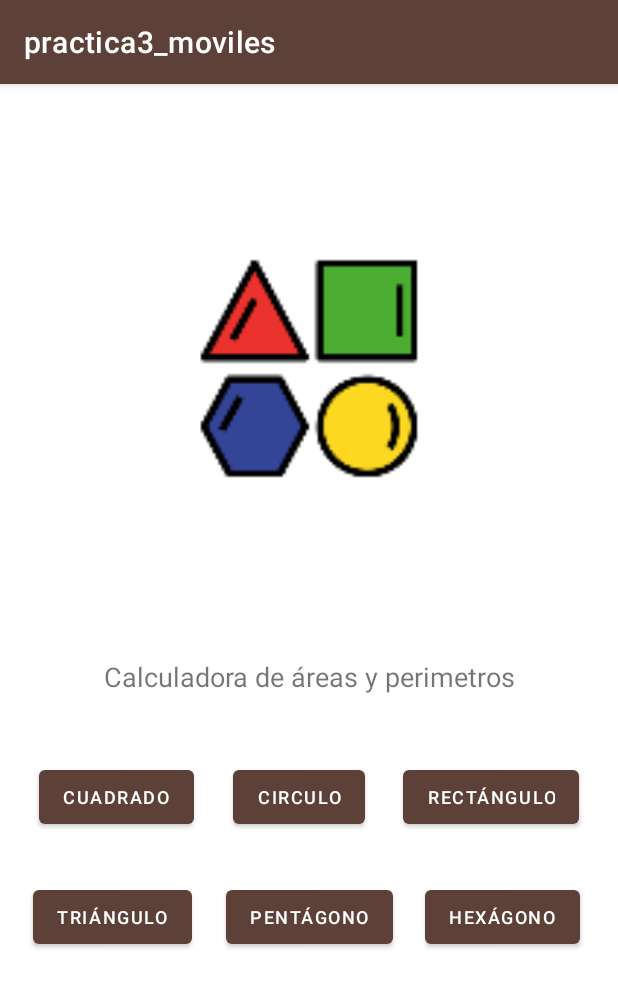
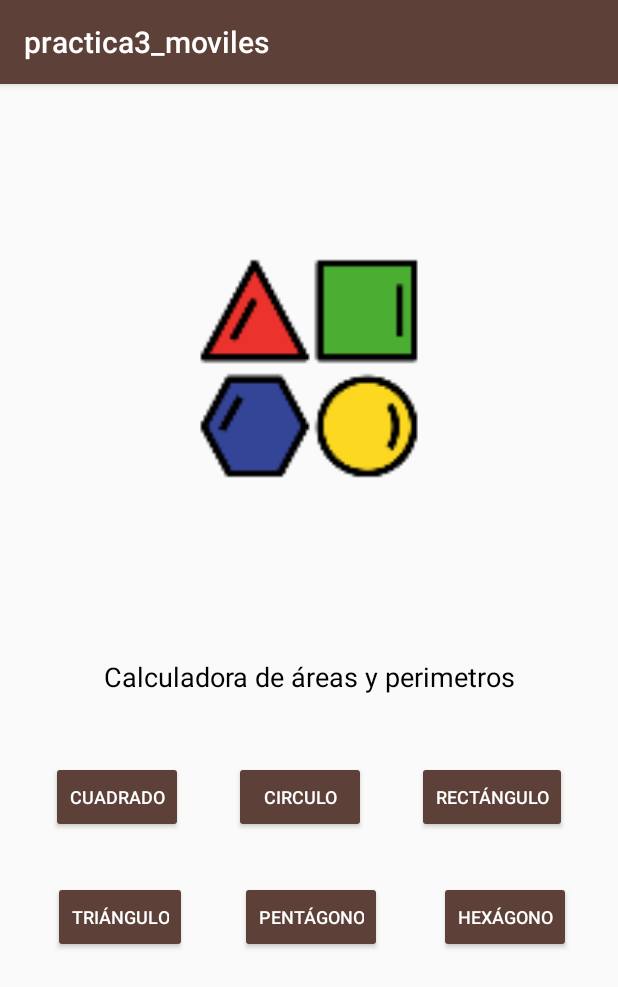
Before and after one commit to Gab-0r/practica3_moviles, an Android app: the screen it shows after launch (MainActivity), on a phone screen of 412 x 824 dp. Shown: the top 987 px of the screen. Run offline under Robolectric (Android 15) with nearby library versions, the phone set to English and light mode, and no system bars.

Commit message:
interface finished
Juan13x

```diff
--- a/app/src/main/java/com/example/practica3_moviles/ui/main/MainActivity.kt
+++ b/app/src/main/java/com/example/practica3_moviles/ui/main/MainActivity.kt
@@ -17,9 +17,8 @@ class MainActivity : AppCompatActivity() {
 
         with(mainBinding) {
             rectanguloButton.setOnClickListener {
-                val RectanguloIntent = Intent(this@MainActivity, RectanguloActivity::class.java)
-                startActivity(RectanguloIntent)
-                finish()
+                val rectanguloIntent = Intent(this@MainActivity, RectanguloActivity::class.java)
+                startActivity(rectanguloIntent)
             }
         }
     }
--- a/app/src/main/java/com/example/practica3_moviles/ui/main/RectanguloActivity.kt
+++ b/app/src/main/java/com/example/practica3_moviles/ui/main/RectanguloActivity.kt
@@ -14,7 +14,7 @@ class RectanguloActivity : AppCompatActivity() {
         setContentView(view)
 
         with(rectanguloBinding){
-            resultTextView.text = ""
+            //resultTextView.text = ""
         }
     }
 }
--- a/app/src/main/res/layout/activity_main.xml
+++ b/app/src/main/res/layout/activity_main.xml
@@ -10,7 +10,9 @@
         android:id="@+id/button4"
         android:layout_width="wrap_content"
         android:layout_height="wrap_content"
+        android:backgroundTint="#FF5D4037"
         android:text="triángulo"
+        android:textColor="#FFFFFFFF"
         android:textSize="12sp"
         app:layout_constraintEnd_toStartOf="@+id/button5"
         app:layout_constraintStart_toStartOf="parent"
@@ -20,7 +22,9 @@
         android:id="@+id/button6"
         android:layout_width="wrap_content"
         android:layout_height="wrap_content"
+        android:backgroundTint="#FF5D4037"
         android:text="Hexágono"
+        android:textColor="#FFFFFFFF"
         android:textSize="12sp"
         app:layout_constraintEnd_toEndOf="parent"
         app:layout_constraintHorizontal_bias="0.612"
@@ -32,7 +36,9 @@
         android:layout_width="wrap_content"
         android:layout_height="wrap_content"
         android:layout_marginTop="32dp"
+        android:backgroundTint="#FF5D4037"
         android:text="Pentágono"
+        android:textColor="#FFFFFFFF"
         android:textSize="12sp"
         app:layout_constraintEnd_toStartOf="@+id/button6"
         app:layout_constraintStart_toEndOf="@+id/button"
@@ -53,7 +59,9 @@
         android:id="@+id/button"
         android:layout_width="wrap_content"
         android:layout_height="wrap_content"
+        android:backgroundTint="#FF5D4037"
         android:text="Cuadrado"
+        android:textColor="#FFFFFFFF"
         android:textSize="12sp"
         app:layout_constraintEnd_toStartOf="@+id/button2"
         app:layout_constraintStart_toStartOf="parent"
@@ -64,7 +72,9 @@
         android:layout_width="wrap_content"
         android:layout_height="wrap_content"
         android:layout_marginTop="32dp"
+        android:backgroundTint="#FF5D4037"
         android:text="Circulo"
+        android:textColor="#FFFFFFFF"
         android:textSize="12sp"
         app:layout_constraintEnd_toStartOf="@+id/rectangulo_button"
         app:layout_constraintStart_toEndOf="@+id/button"
@@ -74,7 +84,9 @@
         android:id="@+id/rectangulo_button"
         android:layout_width="wrap_content"
         android:layout_height="wrap_content"
+        android:backgroundTint="#FF5D4037"
         android:text="@string/rectangulo_button_text"
+        android:textColor="#FFFFFFFF"
         android:textSize="12sp"
         app:layout_constraintEnd_toEndOf="parent"
         app:layout_constraintStart_toEndOf="@+id/button2"
@@ -87,6 +99,7 @@
         android:layout_marginTop="24dp"
         android:gravity="center"
         android:text="@string/string_titleApp"
+        android:textColor="#FF000000"
         android:textSize="18sp"
         app:layout_constraintEnd_toEndOf="parent"
         app:layout_constraintStart_toStartOf="parent"
--- a/app/src/main/res/values/sizes_rectangulo.xml
+++ b/app/src/main/res/values/sizes_rectangulo.xml
@@ -12,12 +12,12 @@
     <dimen name="m_result_text_rectangulo">@dimen/input_text_rectangulo</dimen>
     <!--HEIGHT-->
     <dimen name="inputNumber_height_rectangulo">48dp</dimen>
-    <dimen name="m_image_height_rectangulo">300dp</dimen>
+    <dimen name="m_image_height_rectangulo">200dp</dimen>
     <dimen name="m_width_height_rectangulo">@dimen/inputNumber_height_rectangulo</dimen>
     <dimen name="m_height_height_rectangulo">@dimen/inputNumber_height_rectangulo</dimen>
     <dimen name="m_result_height_rectangulo">@dimen/inputNumber_height_rectangulo</dimen>
     <!--WIDTH-->
-    <dimen name="inputNumber_width_rectangulo">300dp</dimen>
+    <dimen name="inputNumber_width_rectangulo">200dp</dimen>
     <dimen name="m_image_width_rectangulo">300dp</dimen>
     <dimen name="m_width_width_rectangulo">@dimen/inputNumber_width_rectangulo</dimen>
     <dimen name="m_height_width_rectangulo">@dimen/inputNumber_width_rectangulo</dimen>
--- a/app/src/main/res/values/themes.xml
+++ b/app/src/main/res/values/themes.xml
@@ -1,6 +1,6 @@
 <resources xmlns:tools="http://schemas.android.com/tools">
     <!-- Base application theme. -->
-    <style name="Theme.Practica3_moviles" parent="Theme.MaterialComponents.DayNight.DarkActionBar">
+    <style name="Theme.Practica3_moviles" parent="Theme.AppCompat.DayNight.DarkActionBar">
         <!-- Primary brand color. -->
         <item name="colorPrimary">#5D4037</item>
         <item name="colorPrimaryVariant">#5D4037</item>
```
Also changed, not shown: app/src/main/res/drawable/info_rectangulo.xml (added, +7 -0 lines), app/src/main/res/drawable/input_rectangulo.xml (added, +7 -0 lines), app/src/main/res/drawable/operate_rectangulo.xml (added, +25 -0 lines), app/src/main/res/layout/activity_rectangulo.xml (+21 -9 lines), app/src/main/res/values/colors_rectangulo.xml (+17 -12 lines).
